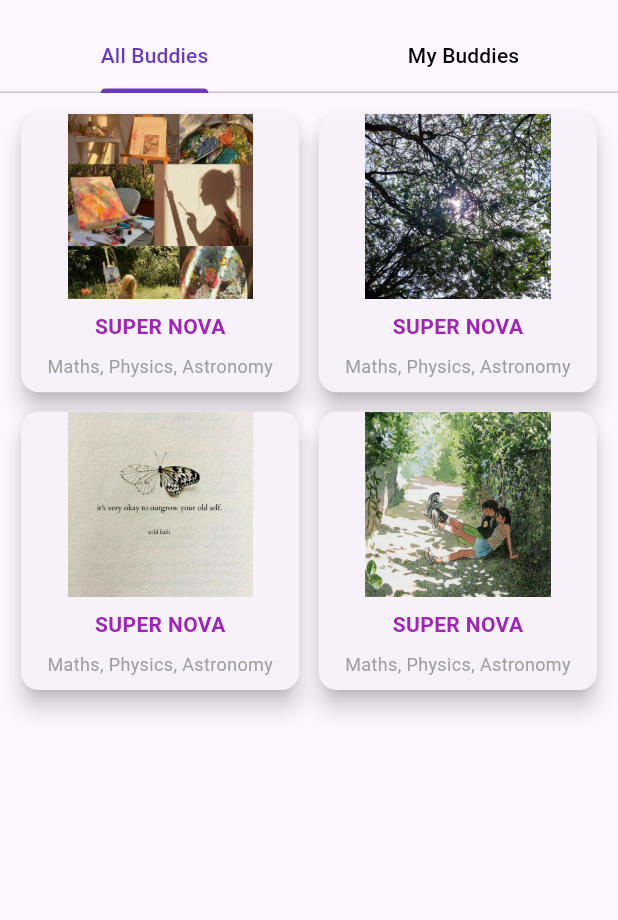
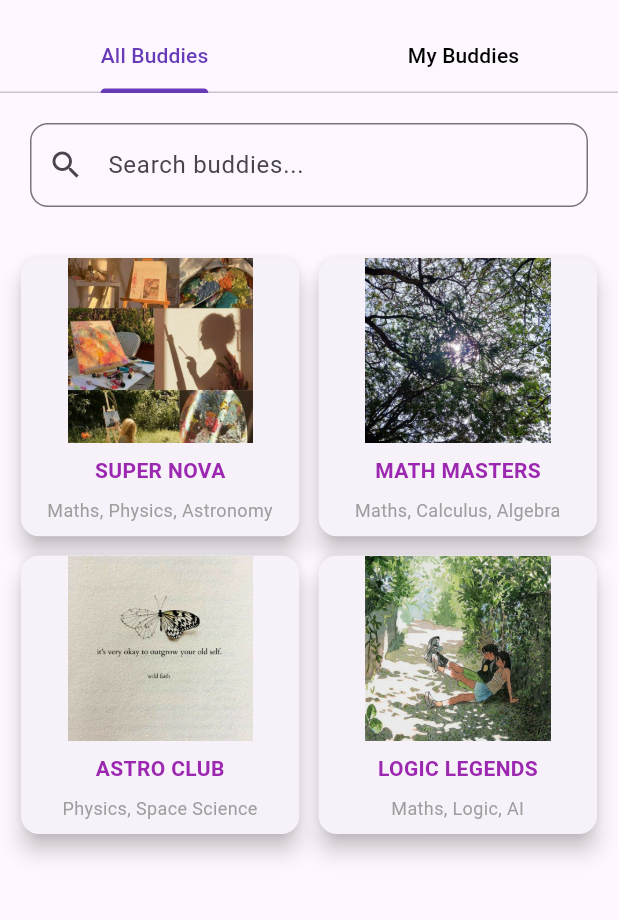
Before and after one commit to uvatarkind/Guade_study-buddy_flutter, a Flutter app: the BuddiesPage screen opened directly, on a phone screen of 412 x 824 dp, the part 63-983 px from its top. Run offline on Flutter 3.47's test engine with Material 3 defaults, Android fonts, the phone set to English and light mode, and no system bars; our stand-ins replace fl_chart, image_picker, shared_preferences, table_calendar; accounts and stored records are empty.

Commit message:
Ui improvement

```diff
--- a/guade_my_study_buddy/lib/views/Auth/login.dart
+++ b/guade_my_study_buddy/lib/views/Auth/login.dart
@@ -14,9 +14,9 @@ class _LoginPageState extends State<LoginPage> {
   @override
   Widget build(BuildContext context) {
     return Scaffold(
-      backgroundColor: const Color.fromARGB(255, 119, 5, 139),
+      backgroundColor: Colors.deepPurple,
       appBar: AppBar(
-        backgroundColor: Color.fromARGB(255, 119, 5, 139),
+        backgroundColor: Colors.deepPurple,
         elevation: 0,
         leading: IconButton(
           icon: const Icon(Icons.arrow_back, color: Colors.white),
--- a/guade_my_study_buddy/lib/views/Auth/privacy_notice.dart
+++ b/guade_my_study_buddy/lib/views/Auth/privacy_notice.dart
@@ -6,9 +6,9 @@ class PrivacyNotice extends StatelessWidget {
   @override
   Widget build(BuildContext context) {
     return Scaffold(
-      backgroundColor: const Color.fromARGB(255, 119, 5, 139),
+      backgroundColor: Colors.deepPurple,
       appBar: AppBar(
-        backgroundColor: const Color.fromARGB(255, 119, 5, 139),
+        backgroundColor: Colors.deepPurple,
         elevation: 0,
         leading: IconButton(
           icon: const Icon(Icons.arrow_back, color: Colors.white),
@@ -64,7 +64,7 @@ class PrivacyNotice extends StatelessWidget {
               },
               style: ElevatedButton.styleFrom(
                 backgroundColor: Colors.white,
-                foregroundColor: Colors.purple,
+                foregroundColor: Colors.deepPurple,
                 minimumSize: const Size(double.infinity, 50),
                 shape: RoundedRectangleBorder(
                   borderRadius: BorderRadius.circular(30),
--- a/guade_my_study_buddy/lib/views/Auth/signup_step1.dart
+++ b/guade_my_study_buddy/lib/views/Auth/signup_step1.dart
@@ -58,9 +58,9 @@ class _SignUpStep1State extends State<SignUpStep1> {
   @override
   Widget build(BuildContext context) {
     return Scaffold(
-      backgroundColor: const Color.fromARGB(255, 119, 5, 139),
+      backgroundColor: Colors.deepPurple,
       appBar: AppBar(
-        backgroundColor: const Color.fromARGB(255, 119, 5, 139),
+        backgroundColor: Colors.deepPurple,
         elevation: 0,
         leading: IconButton(
           icon: const Icon(Icons.arrow_back, color: Colors.white),
--- a/guade_my_study_buddy/lib/views/Auth/signup_step2.dart
+++ b/guade_my_study_buddy/lib/views/Auth/signup_step2.dart
@@ -34,9 +34,9 @@ class _SignUpStep2State extends State<SignUpStep2> {
   @override
   Widget build(BuildContext context) {
     return Scaffold(
-      backgroundColor: const Color.fromARGB(255, 119, 5, 139),
+      backgroundColor: Colors.deepPurple,
       appBar: AppBar(
-        backgroundColor: const Color.fromARGB(255, 119, 5, 139),
+        backgroundColor: Colors.deepPurple,
         elevation: 0,
         leading: IconButton(
           icon: const Icon(Icons.arrow_back, color: Colors.white),
--- a/guade_my_study_buddy/lib/views/Auth/welcome.dart
+++ b/guade_my_study_buddy/lib/views/Auth/welcome.dart
@@ -7,7 +7,7 @@ class WelcomePage extends StatelessWidget {
   @override
   Widget build(BuildContext context) {
     return Scaffold(
-      backgroundColor: Color.fromARGB(255, 119, 5, 139),
+      backgroundColor: Colors.deepPurple,
       body: SafeArea(
         child: Column(
           children: [
@@ -31,7 +31,7 @@ class WelcomePage extends StatelessWidget {
             Text(
               "Guade:Study buddy",
               style: TextStyle(
-                fontSize: 28,
+                fontSize: 25,
                 color: Colors.white,
                 fontWeight: FontWeight.bold,
               ),
@@ -50,7 +50,7 @@ class WelcomePage extends StatelessWidget {
                       Navigator.pushNamed(context, '/signup1');
                     },
                     child: Text("Create an account",
-                        style: TextStyle(color: Colors.purple)),
+                        style: TextStyle(color: Colors.deepPurpleAccent)),
                   ),
                   SizedBox(height: 10),
                   OutlinedButton(
--- a/guade_my_study_buddy/lib/views/Buddies/AllBuddies.dart
+++ b/guade_my_study_buddy/lib/views/Buddies/AllBuddies.dart
@@ -2,39 +2,78 @@ import 'package:flutter/material.dart';
 import './BuddyDetailScreen.dart';
 
 class AllBuddiesScreen extends StatelessWidget {
+  final String searchQuery;
+
+  AllBuddiesScreen({required this.searchQuery});
+
+  final List<Map<String, String>> buddies = [
+    {
+      "name": "SUPER NOVA",
+      "subjects": "Maths, Physics, Astronomy",
+      "image": "assets/images/buddy1.jpg"
+    },
+    {
+      "name": "MATH MASTERS",
+      "subjects": "Maths, Calculus, Algebra",
+      "image": "assets/images/buddy2.jpg"
+    },
+    {
+      "name": "ASTRO CLUB",
+      "subjects": "Physics, Space Science",
+      "image": "assets/images/buddy3.jpg"
+    },
+    {
+      "name": "LOGIC LEGENDS",
+      "subjects": "Maths, Logic, AI",
+      "image": "assets/images/buddy4.jpg"
+    },
+  ];
+
   @override
   Widget build(BuildContext context) {
+    final filteredBuddies = buddies.where((buddy) {
+      final name = buddy['name']!.toLowerCase();
+      final subjects = buddy['subjects']!.toLowerCase();
+      final query = searchQuery.toLowerCase();
+      return name.contains(query) || subjects.contains(query);
+    }).toList();
+
     return GridView.count(
+
       crossAxisCount: 2,
       mainAxisSpacing: 5,
       crossAxisSpacing: 5,
       padding: EdgeInsets.all(10),
-      children: List.generate(4, (index) {
+      children: List.generate(filteredBuddies.length, (index) {
+        final buddy = filteredBuddies[index];
         return GestureDetector(
           onTap: () {
-            Navigator.push(context,
-                MaterialPageRoute(builder: (_) => BuddyDetailScreen()));
+            Navigator.push(
+              context,
+              MaterialPageRoute(builder: (_) => BuddyDetailScreen()),
+            );
           },
           child: Card(
             elevation: 6,
             child: Column(
               children: [
                 Expanded(
-                    child: Image.asset('assets/images/buddy${index + 1}.jpg',
-                        fit: BoxFit.cover)),
+                  child: Image.asset(buddy['image']!, fit: BoxFit.cover),
+                ),
                 Padding(
                   padding: EdgeInsets.all(8.0),
                   child: Text(
-                    "SUPER NOVA",
+                    buddy['name']!,
                     style: TextStyle(
                         fontWeight: FontWeight.bold, color: Colors.purple),
                   ),
                 ),
-                Text("Maths, Physics, Astronomy",
-                    style: TextStyle(fontSize: 12, color: Colors.grey)),
-                const SizedBox(
-                  height: 9,
-                )
+                Text(
+                  buddy['subjects']!,
+                  style: TextStyle(fontSize: 12, color: Colors.grey),
+                  textAlign: TextAlign.center,
+                ),
+                const SizedBox(height: 9),
               ],
             ),
           ),
--- a/guade_my_study_buddy/lib/views/Buddies/Buddy.dart
+++ b/guade_my_study_buddy/lib/views/Buddies/Buddy.dart
@@ -2,7 +2,14 @@ import 'package:flutter/material.dart';
 import './AllBuddies.dart';
 import './MyBuddies.dart';
 
-class BuddiesPage extends StatelessWidget {
+class BuddiesPage extends StatefulWidget {
+  @override
+  _BuddiesPageState createState() => _BuddiesPageState();
+}
+
+class _BuddiesPageState extends State<BuddiesPage> {
+  String searchQuery = "";
+
   @override
   Widget build(BuildContext context) {
     return DefaultTabController(
@@ -20,10 +27,35 @@ class BuddiesPage extends StatelessWidget {
             ],
           ),
         ),
-        body: TabBarView(
+        body: Column(
           children: [
-            AllBuddiesScreen(),
-            MyBuddiesScreen(),
+            // Search bar
+            Padding(
+              padding: const EdgeInsets.all(20),
+              child: TextField(
+                decoration: InputDecoration(
+                  hintText: 'Search buddies...',
+                  prefixIcon: Icon(Icons.search),
+                  border: OutlineInputBorder(
+                    borderRadius: BorderRadius.circular(12.0),
+                  ),
+                ),
+                onChanged: (value) {
+                  setState(() {
+                    searchQuery = value;
+                  });
+                },
+              ),
+            ),
+            // Tab content
+            Expanded(
+              child: TabBarView(
+                children: [
+                  AllBuddiesScreen(searchQuery: searchQuery),
+                  MyBuddiesScreen(searchQuery: searchQuery),
+                ],
+              ),
+            ),
           ],
         ),
       ),
--- a/guade_my_study_buddy/lib/views/ReusableWiget/buddyCard.dart
+++ b/guade_my_study_buddy/lib/views/ReusableWiget/buddyCard.dart
@@ -21,6 +21,7 @@ class Buddycard extends StatelessWidget {
           width: 140,
           height: 180,
           child: Card(
+            shadowColor: Colors.purple,
             elevation: 4,
             shape:
                 RoundedRectangleBorder(borderRadius: BorderRadius.circular(16)),
--- a/guade_my_study_buddy/lib/views/bottomNav.dart
+++ b/guade_my_study_buddy/lib/views/bottomNav.dart
@@ -32,7 +32,7 @@ class _MainNavPageState extends State<MainNavPage> {
             _currentIndex = index;
           });
         },
-        selectedItemColor: Colors.purple,
+        selectedItemColor: Colors.deepPurpleAccent,
         unselectedItemColor: Colors.black,
         backgroundColor: Colors.white,
         type: BottomNavigationBarType.fixed,
```
Also changed, not shown: guade_my_study_buddy/lib/views/Buddies/MyBuddies.dart (+73 -8 lines), guade_my_study_buddy/lib/views/HomePage.dart (+7 -6 lines), guade_my_study_buddy/lib/views/Profile/profile.dart (+14 -9 lines), guade_my_study_buddy/lib/views/ReusableWiget/buddy_tab_view.dart (deleted, +0 -33 lines).
